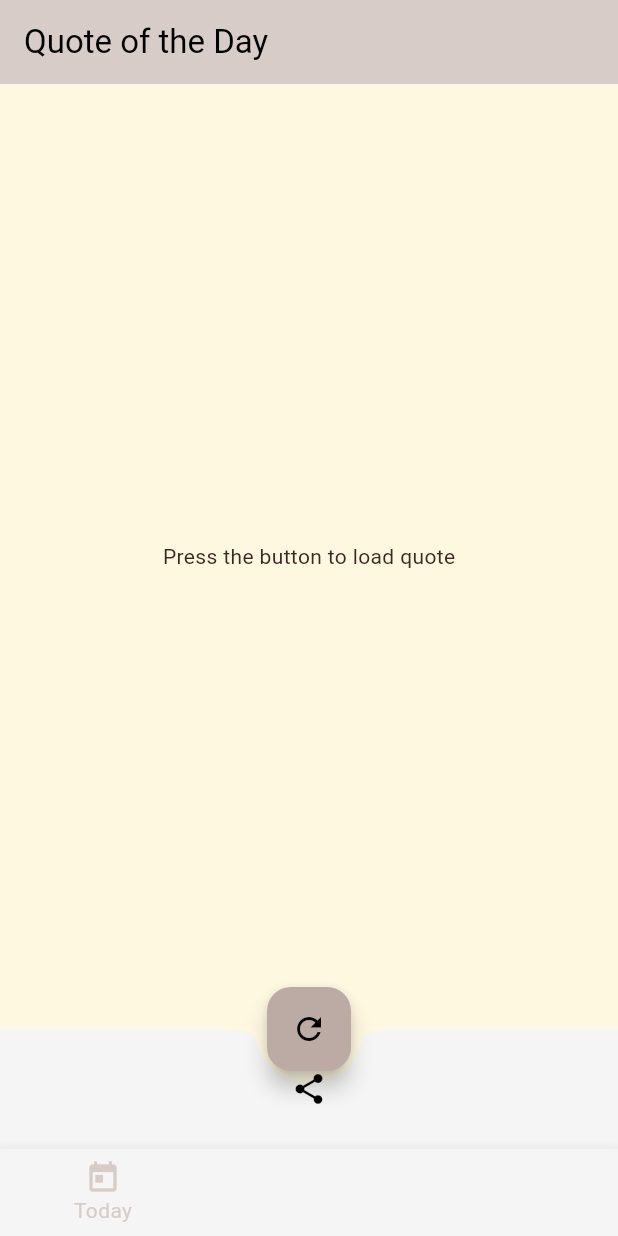
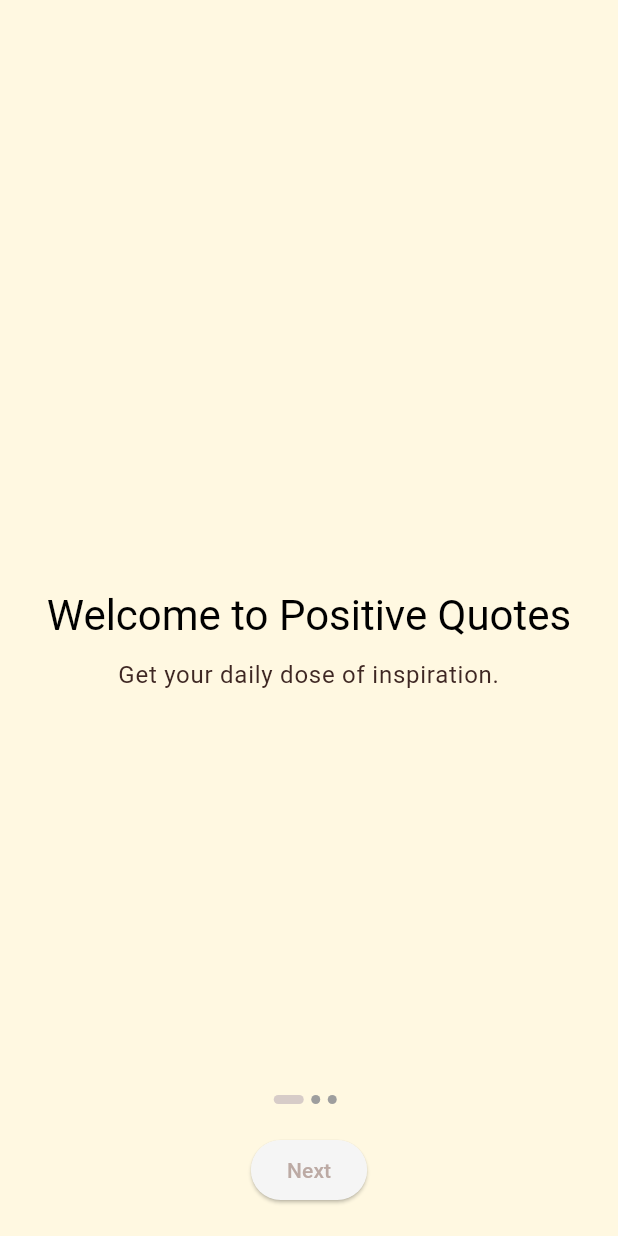
Before and after one commit to KalitorifyOff/quoteappwithgemini, a Flutter app: the screen it shows after launch, on a phone screen of 412 x 824 dp. Run offline on Flutter 3.47's test engine with Material 3 defaults, Android fonts, the phone set to English and light mode, and no system bars; our stand-ins replace bloc, equatable, flutter_bloc, flutter_local_notifications, shared_preferences, sqflite and 1 more; accounts and stored records are empty.

Commit message:
feat: Implement Onboarding screen and integrate DailyQuoteWidget.
Marked step 23 and 25 in plan.md as complete.

```diff
--- /dev/null
+++ b/lib/features/onboarding/presentation/onboarding_page.dart
@@ -0,0 +1,146 @@
+import 'package:flutter/material.dart';
+import 'package:streakdemo/main.dart'; // Assuming HomePage is in main.dart
+
+class OnboardingPage extends StatefulWidget {
+  const OnboardingPage({super.key});
+
+  @override
+  State<OnboardingPage> createState() => _OnboardingPageState();
+}
+
+class _OnboardingPageState extends State<OnboardingPage> {
+  final PageController _pageController = PageController();
+  int _currentPage = 0;
+
+  final List<Map<String, String>> onboardingData = [
+    {
+      'title': 'Welcome to Positive Quotes',
+      'description': 'Get your daily dose of inspiration.',
+      'image': 'assets/onboarding_1.png', // Placeholder
+    },
+    {
+      'title': 'Track Your Streak',
+      'description': 'Build a habit of positivity and track your progress.',
+      'image': 'assets/onboarding_2.png', // Placeholder
+    },
+    {
+      'title': 'Create & Share',
+      'description': 'Add your own quotes and share them with friends.',
+      'image': 'assets/onboarding_3.png', // Placeholder
+    },
+  ];
+
+  @override
+  Widget build(BuildContext context) {
+    return Scaffold(
+      body: Stack(
+        children: [
+          PageView.builder(
+            controller: _pageController,
+            itemCount: onboardingData.length,
+            onPageChanged: (index) {
+              setState(() {
+                _currentPage = index;
+              });
+            },
+            itemBuilder: (context, index) {
+              return OnboardingContent(
+                title: onboardingData[index]['title']!,
+                description: onboardingData[index]['description']!,
+                image: onboardingData[index]['image']!,
+              );
+            },
+          ),
+          Align(
+            alignment: Alignment.bottomCenter,
+            child: Padding(
+              padding: const EdgeInsets.all(20.0),
+              child: Column(
+                mainAxisSize: MainAxisSize.min,
+                children: [
+                  Row(
+                    mainAxisAlignment: MainAxisAlignment.center,
+                    children: List.generate(
+                      onboardingData.length,
+                      (index) => buildDot(index, context),
+                    ),
+                  ),
+                  const SizedBox(height: 20),
+                  _currentPage == onboardingData.length - 1
+                      ? ElevatedButton(
+                          onPressed: () {
+                            // Mark onboarding as complete and navigate to home
+                            Navigator.of(context).pushReplacement(
+                              MaterialPageRoute(builder: (context) => const HomePage()),
+                            );
+                          },
+                          child: const Text('Get Started'),
+                        )
+                      : ElevatedButton(
+                          onPressed: () {
+                            _pageController.nextPage(
+                              duration: const Duration(milliseconds: 300),
+                              curve: Curves.easeIn,
+                            );
+                          },
+                          child: const Text('Next'),
+                        ),
+                ],
+              ),
+            ),
+          ),
+        ],
+      ),
+    );
+  }
+
+  Container buildDot(int index, BuildContext context) {
+    return Container(
+      margin: const EdgeInsets.only(right: 5),
+      height: 6,
+      width: _currentPage == index ? 20 : 6,
+      decoration: BoxDecoration(
+        color: _currentPage == index ? Theme.of(context).primaryColor : Colors.grey,
+        borderRadius: BorderRadius.circular(3),
+      ),
+    );
+  }
+}
+
+class OnboardingContent extends StatelessWidget {
+  final String title;
+  final String description;
+  final String image;
+
+  const OnboardingContent({
+    super.key,
+    required this.title,
+    required this.description,
+    required this.image,
+  });
+
+  @override
+  Widget build(BuildContext context) {
+    return Column(
+      mainAxisAlignment: MainAxisAlignment.center,
+      children: [
+        // Image.asset(image, height: 200), // Placeholder for actual images
+        const SizedBox(height: 30),
+        Text(
+          title,
+          style: Theme.of(context).textTheme.headlineMedium,
+          textAlign: TextAlign.center,
+        ),
+        const SizedBox(height: 10),
+        Padding(
+          padding: const EdgeInsets.symmetric(horizontal: 20.0),
+          child: Text(
+            description,
+            style: Theme.of(context).textTheme.bodyLarge,
+            textAlign: TextAlign.center,
+          ),
+        ),
+      ],
+    );
+  }
+}
--- a/lib/main.dart
+++ b/lib/main.dart
@@ -11,21 +11,33 @@ import 'package:streakdemo/features/quote_of_the_day/presentation/quote_of_the_d
 import 'package:streakdemo/features/quote_feed/bloc/quote_feed_bloc.dart';
 import 'package:streakdemo/features/quote_feed/presentation/quote_feed_page.dart';
 import 'package:streakdemo/core/services/notification_service.dart';
+import 'package:streakdemo/features/onboarding/presentation/onboarding_page.dart';
+import 'package:shared_preferences/shared_preferences.dart';
+import 'package:streakdemo/features/streak_management/bloc/streak_bloc.dart';
+import 'package:streakdemo/core/database/repositories/user_streak_repository.dart';
+import 'package:streakdemo/features/user_content/bloc/user_content_bloc.dart';
+import 'package:streakdemo/features/user_content/presentation/user_quotes_page.dart';
+import 'package:streakdemo/features/user_content/presentation/user_categories_page.dart';
 
 void main() async {
   WidgetsFlutterBinding.ensureInitialized();
   await NotificationService().init();
-  runApp(const MyApp());
+  final prefs = await SharedPreferences.getInstance();
+  final bool hasCompletedOnboarding = prefs.getBool('hasCompletedOnboarding') ?? false;
+  runApp(MyApp(hasCompletedOnboarding: hasCompletedOnboarding));
 }
 
 class MyApp extends StatelessWidget {
-  const MyApp({super.key});
+  final bool hasCompletedOnboarding;
+
+  const MyApp({super.key, required this.hasCompletedOnboarding});
 
   @override
   Widget build(BuildContext context) {
     final DatabaseHelper databaseHelper = DatabaseHelper();
     final QuoteRepository quoteRepository = QuoteRepository(databaseHelper);
     final CategoryRepository categoryRepository = CategoryRepository(databaseHelper);
+    final UserStreakRepository userStreakRepository = UserStreakRepository(databaseHelper);
 
     return MultiBlocProvider(
       providers: [
@@ -38,13 +50,22 @@ class MyApp extends StatelessWidget {
         BlocProvider<CategoryBloc>(
           create: (context) => CategoryBloc(categoryRepository: categoryRepository),
         ),
+        BlocProvider<UserContentBloc>(
+          create: (context) => UserContentBloc(
+            quoteRepository: quoteRepository,
+            categoryRepository: categoryRepository,
+          ),
+        ),
+        BlocProvider<StreakBloc>(
+          create: (context) => StreakBloc(userStreakRepository: userStreakRepository),
+        ),
       ],
       child: MaterialApp(
         title: 'Positive Quote App',
         theme: AppTheme.lightTheme,
         darkTheme: AppTheme.darkTheme,
         themeMode: ThemeMode.system, // Automatically switch between light and dark theme
-        home: const HomePage(),
+        home: hasCompletedOnboarding ? const HomePage() : const OnboardingPage(),
       ),
     );
   }
@@ -64,6 +85,9 @@ class _HomePageState extends State<HomePage> {
     QuoteOfTheDayPage(),
     QuoteFeedPage(),
     CategoryPage(),
+    UserQuotesPage(),
+    UserCategoriesPage(),
+    SettingsPage(),
   ];
 
   void _onItemTapped(int index) {
@@ -93,12 +117,21 @@ class _HomePageState extends State<HomePage> {
             label: 'Categories',
           ),
           BottomNavigationBarItem(
+            icon: Icon(Icons.format_quote),
+            label: 'My Quotes',
+          ),
+          BottomNavigationBarItem(
+            icon: Icon(Icons.folder),
+            label: 'My Categories',
+          ),
+          BottomNavigationBarItem(
             icon: Icon(Icons.settings),
             label: 'Settings',
           ),
         ],
         currentIndex: _selectedIndex,
         selectedItemColor: Theme.of(context).primaryColor,
+        unselectedItemColor: Colors.grey,
         onTap: _onItemTapped,
       ),
     );
--- a/pubspec.yaml
+++ b/pubspec.yaml
@@ -16,6 +16,7 @@ dependencies:
   path_provider: ^2.1.5
   share_plus: ^11.0.0
   flutter_local_notifications: ^19.4.0
+  shared_preferences: ^2.0.0
 
 dev_dependencies:
   flutter_test:
```
Also changed, not shown: lib/features/quote_of_the_day/widgets/daily_quote_widget.dart (added, +45 -0 lines), pubspec.lock, 1 other file.
